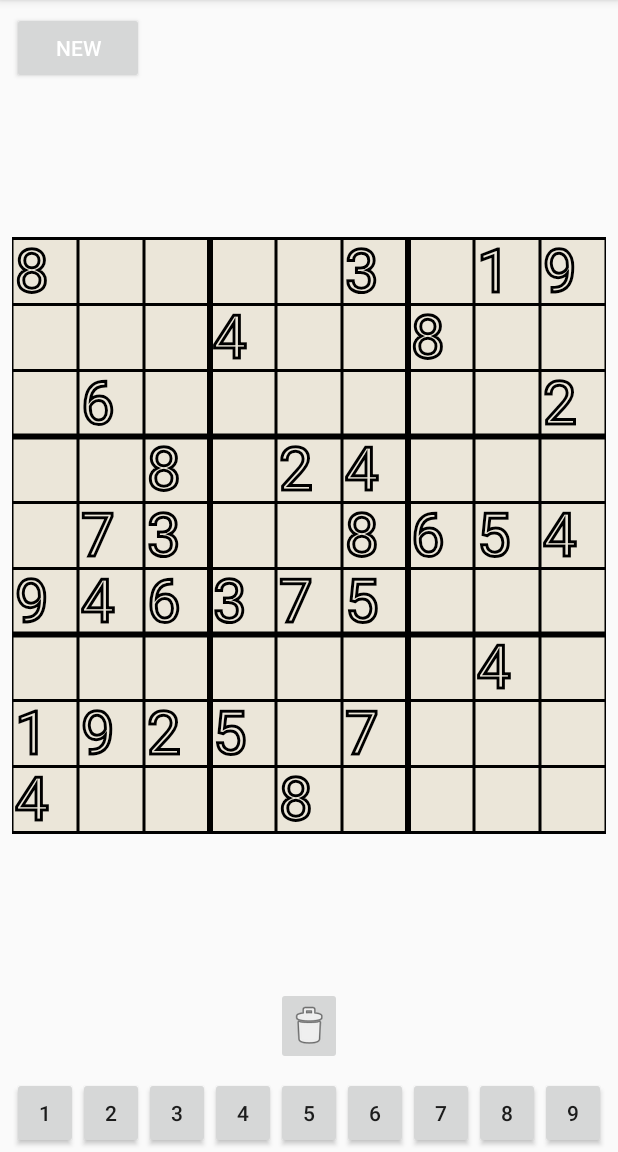
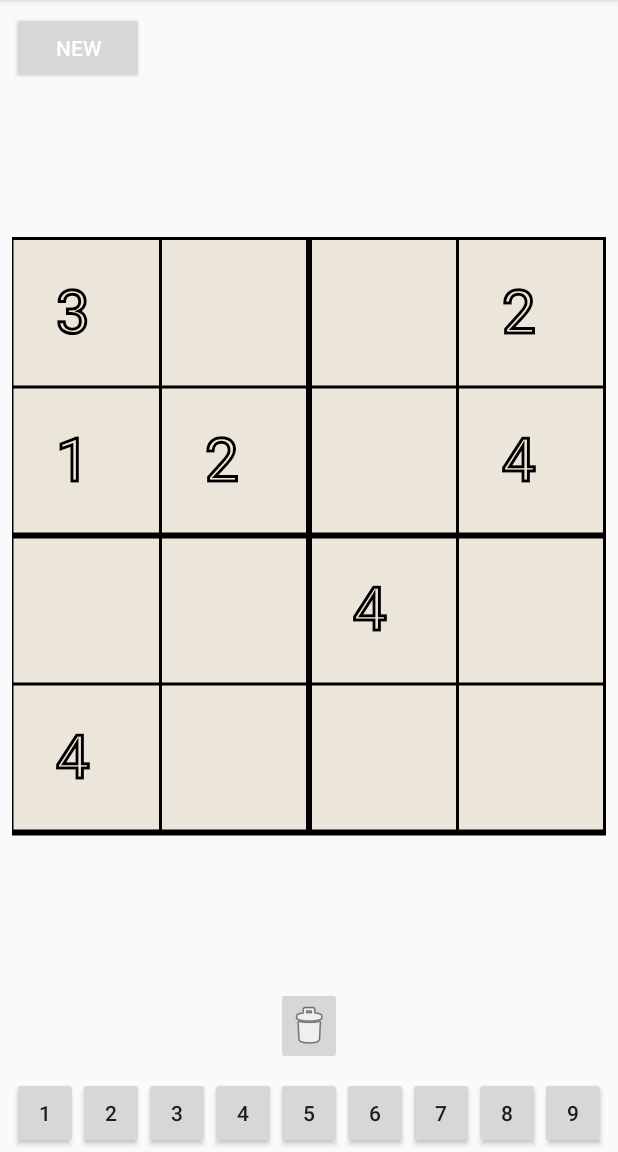
Before and after one commit to bdelgadomalanche/SudokuApp, an Android app: the screen it shows after launch (MainActivity), on a phone screen of 412 x 824 dp, the part 84-1236 px from its top. Run offline under Robolectric (Android 15) with nearby library versions, the phone set to English and light mode, and no system bars.

Commit message:
Modified view and model to support different sizes and difficulties.

```diff
--- a/app/src/main/java/edu/utep/cs/cs4330/sudoku/BoardView.java
+++ b/app/src/main/java/edu/utep/cs/cs4330/sudoku/BoardView.java
@@ -37,7 +37,7 @@ public class BoardView extends View {
     private final List<SelectionListener> listeners = new ArrayList<>();
 
     /** Number of squares in rows and columns.*/
-    private int boardSize = 9;
+    private int boardSize;
 
     /** Board to be displayed by this view. */
     private Board board;
@@ -119,7 +119,7 @@ public class BoardView extends View {
             }
         }
         if(selected[0] >= 0 && selected[1] >= 0 && !isHint) {
-            canvas.drawRect((selected[0] * (maxCoord / 9)), (selected[1] * (maxCoord / 9)), (selected[0] * (maxCoord / 9)) + maxCoord / 9, (selected[1] * (maxCoord / 9)) + maxCoord / 9, boardPaint);
+            canvas.drawRect((selected[0] * (maxCoord / boardSize)), (selected[1] * (maxCoord / boardSize)), (selected[0] * (maxCoord / boardSize)) + maxCoord / boardSize, (selected[1] * (maxCoord / boardSize)) + maxCoord / boardSize, boardPaint);
         }
 
         // WRITE YOUR CODE HERE ...
@@ -127,8 +127,8 @@ public class BoardView extends View {
         boardPaint.setColor(Color.BLACK);
         boardPaint.setStrokeWidth(3);
         boardPaint.setStyle(Paint.Style.STROKE);
-        for(float i = 0; i < (maxCoord + (maxCoord / 9)); i = i + (maxCoord / 9)){
-            if(i == maxCoord / 3 || i == 2*(maxCoord / 3)){
+        for(float i = 0; i < (maxCoord + (maxCoord / boardSize)); i = i + (maxCoord / boardSize)){
+            if(i == maxCoord / ((int)Math.sqrt(boardSize)) || i == 2*(maxCoord / ((int)Math.sqrt(boardSize)))){
                 boardPaint.setStrokeWidth(6);
                 canvas.drawLine(0, i, maxCoord, i, boardPaint);
                 boardPaint.setStrokeWidth(3);
@@ -137,8 +137,8 @@ public class BoardView extends View {
                 canvas.drawLine(0, i, maxCoord, i, boardPaint);
             }
         }
-        for(float i = 0; i < (maxCoord + (maxCoord / 9)); i = i + (maxCoord / 9)){
-            if(i == maxCoord / 3 || i == 2*(maxCoord / 3)){
+        for(float i = 0; i < (maxCoord + (maxCoord / boardSize)); i = i + (maxCoord / boardSize)){
+            if(i == maxCoord / ((int)Math.sqrt(boardSize)) || i == 2*(maxCoord / ((int)Math.sqrt(boardSize)))){
                 boardPaint.setStrokeWidth(6);
                 canvas.drawLine(i, 0, i, maxCoord, boardPaint);
                 boardPaint.setStrokeWidth(3);
@@ -158,8 +158,8 @@ public class BoardView extends View {
         boardPaint.setColor(Color.BLACK);
         boardPaint.setTextSize(60);
         boardPaint.setStyle(Paint.Style.FILL);
-        float x = ((maxCoord/9)/2) - 30;
-        float y = ((maxCoord/9)/2) + 20;
+        float x = ((maxCoord/boardSize)/2) - 30;
+        float y = ((maxCoord/boardSize)/2) + 20;
 
         for(int i = 0; i < board.player.length; i++){
             for(int j = 0; j < board.player[i].length; j++){
@@ -173,10 +173,10 @@ public class BoardView extends View {
                     canvas.drawText(String.valueOf(board.player[i][j]), x, y, boardPaint);
                 }
                 boardPaint.setStyle(Paint.Style.FILL);
-                x += (maxCoord/9);
+                x += (maxCoord/boardSize);
             }
-            x = ((maxCoord/9)/2) - 30;
-            y += (maxCoord/9);
+            x = ((maxCoord/boardSize)/2) - 30;
+            y += (maxCoord/boardSize);
         }
         boardPaint.setColor(boardColor);
     }
--- a/app/src/main/java/edu/utep/cs/cs4330/sudoku/MainActivity.java
+++ b/app/src/main/java/edu/utep/cs/cs4330/sudoku/MainActivity.java
@@ -69,7 +69,7 @@ public class MainActivity extends AppCompatActivity {
         super.onCreate(savedInstanceState);
         setContentView(R.layout.activity_main);
 
-        board = new Board(9);
+        board = new Board(4, 1);
         boardView = findViewById(R.id.boardView);
         boardView.setBoard(board);
         boardView.addSelectionListener(this::squareSelected);
@@ -83,8 +83,8 @@ public class MainActivity extends AppCompatActivity {
             setButtonWidth(button);
         }
         hint = new ArrayList<>();
-        for(int i = 0; i < 9; i++){
-            for(int j = 0; j < 9; j++){
+        for(int i = 0; i < board.size; i++){
+            for(int j = 0; j < board.size; j++){
                 if(board.player[i][j] > 0) {
                     int[] temp = {i, j};
                     hint.add(temp);
--- a/app/src/main/java/edu/utep/cs/cs4330/sudoku/model/Board.java
+++ b/app/src/main/java/edu/utep/cs/cs4330/sudoku/model/Board.java
@@ -10,8 +10,11 @@ import java.util.Random;
  */
 public class Board {
 
+    /** Difficulty modifier. */
+    public int difficulty;
+
     /** Size of this board (number of columns/rows). */
-    public final int size;
+    public int size;
 
     /** Value Randomizer */
     private Random rand = new Random();
@@ -26,13 +29,14 @@ public class Board {
     public int[][] player;
 
     /** Create a new board of the given size. */
-    public Board(int size) {
+    public Board(int size, int difficulty) {
         this.size = size;
+        this.difficulty = difficulty;
         // WRITE YOUR CODE HERE ...
         board = new int[size][size];
         int currentPos = 0;
 
-        while(currentPos < 81){
+        while(currentPos < (size * size)){
             if(currentPos == 0){
                 clearGrid(board);
             }
@@ -42,8 +46,8 @@ public class Board {
                 int number = Available.get(currentPos).get(i);
 
                 if(!checkConflict(board, currentPos, number)){
-                    int xPos = currentPos % 9;
-                    int yPos = currentPos / 9;
+                    int xPos = currentPos % size;
+                    int yPos = currentPos / size;
 
                     board[xPos][yPos] = number;
 
@@ -57,7 +61,7 @@ public class Board {
 
             }
             else{
-                for(int i = 1; i <= 9; i++){
+                for(int i = 1; i <= size; i++){
                     Available.get(currentPos).add(i);
                 }
                 currentPos--;
@@ -77,8 +81,8 @@ public class Board {
 
     /** Calls other helper methods to check conflicts with other sections in the puzzle for board generation */
     private boolean checkConflict(int[][] board, int currentPos , int number){
-        int x = currentPos % 9;
-        int y = currentPos / 9;
+        int x = currentPos % size;
+        int y = currentPos / size;
 
         if(checkHor(board, x, y, number) || checkVer(board, x, y, number) || checkArea(board, x, y, number) ){
             return true;
@@ -120,11 +124,11 @@ public class Board {
 
     /** Checks conflicts with other numbers in the same square area */
     private boolean checkArea(int[][] board, int x, int y, int number){
-        int xRegion = x / 3;
-        int yRegion = y / 3;
+        int xRegion = x / (int)Math.sqrt(size);
+        int yRegion = y / (int)Math.sqrt(size);
 
-        for(int i = xRegion * 3 ; i < xRegion * 3 + 3 ; i++){
-            for(int j = yRegion * 3 ; j < yRegion * 3 + 3 ; j++){
+        for(int i = xRegion * (int)Math.sqrt(size) ; i < xRegion * (int)Math.sqrt(size) + (int)Math.sqrt(size); i++){
+            for(int j = yRegion * (int)Math.sqrt(size) ; j < yRegion * (int)Math.sqrt(size) + (int)Math.sqrt(size); j++){
                 if ((i != x || j != y) && number == board[i][j]) {
                     return true;
                 }
@@ -138,15 +142,15 @@ public class Board {
     private void clearGrid(int[][] board){
         Available.clear();
 
-        for(int i = 0; i < 9; i++){
-            for(int j = 0; j < 9; j++){
+        for(int i = 0; i < size; i++){
+            for(int j = 0; j < size; j++){
                 board[j][i] = -1;
             }
         }
 
-        for(int i = 0; i < 81; i++){
+        for(int i = 0; i < (size*size); i++){
             Available.add(new ArrayList<Integer>());
-            for(int j = 1; j <= 9; j++){
+            for(int j = 1; j <= size; j++){
                 Available.get(i).add(j);
             }
         }
@@ -155,10 +159,22 @@ public class Board {
     /** Removes elements from the player board so the board does not display the complete solution */
     public int[][] removeElements(int[][] board){
         int i = 0;
+        int toRemove = 50;
 
-        while(i < 50){
-            int x = rand.nextInt(9);
-            int y = rand.nextInt(9);
+        if (difficulty == 1){
+            toRemove = (int)(Math.pow(size, 2) * .6);
+        }
+        else if (difficulty == 2){
+            toRemove = (int)(Math.pow(size, 2) * .7);
+        }
+        else if (difficulty == 3){
+            toRemove = (int)(Math.pow(size, 2) * .8);
+        }
+
+
+        while(i < toRemove){
+            int x = rand.nextInt(size);
+            int y = rand.nextInt(size);
 
             if(board[x][y] != 0){
                 board[x][y] = 0;
@@ -188,8 +204,8 @@ public class Board {
 
     /** Checks for win by comparing all elements from the solution array to the player array */
     public boolean puzzleSolved(){
-        for(int i = 0; i < 9; i++){
-            for(int j = 0; j < 9; j++){
+        for(int i = 0; i < size; i++){
+            for(int j = 0; j < size; j++){
                 if(!(player[i][j] == board[i][j])) {
                     return false;
                 }
--- /dev/null
+++ b/build.gradle
@@ -0,0 +1,27 @@
+// Top-level build file where you can add configuration options common to all sub-projects/modules.
+
+buildscript {
+
+    repositories {
+        google()
+        jcenter()
+    }
+    dependencies {
+        classpath 'com.android.tools.build:gradle:3.0.1'
+
+
+        // NOTE: Do not place your application dependencies here; they belong
+        // in the individual module build.gradle files
+    }
+}
+
+allprojects {
+    repositories {
+        google()
+        jcenter()
+    }
+}
+
+task clean(type: Delete) {
+    delete rootProject.buildDir
+}
--- /dev/null
+++ b/gradle.properties
@@ -0,0 +1,17 @@
+# Project-wide Gradle settings.
+
+# IDE (e.g. Android Studio) users:
+# Gradle settings configured through the IDE *will override*
+# any settings specified in this file.
+
+# For more details on how to configure your build environment visit
+# http://www.gradle.org/docs/current/userguide/build_environment.html
+
+# Specifies the JVM arguments used for the daemon process.
+# The setting is particularly useful for tweaking memory settings.
+org.gradle.jvmargs=-Xmx1536m
+
+# When configured, Gradle will run in incubating parallel mode.
+# This option should only be used with decoupled projects. More details, visit
+# http://www.gradle.org/docs/current/userguide/multi_project_builds.html#sec:decoupled_projects
+# org.gradle.parallel=true
--- /dev/null
+++ b/settings.gradle
@@ -0,0 +1 @@
+include ':app'
```
Also changed, not shown: gradle/wrapper/gradle-wrapper.properties (added).
